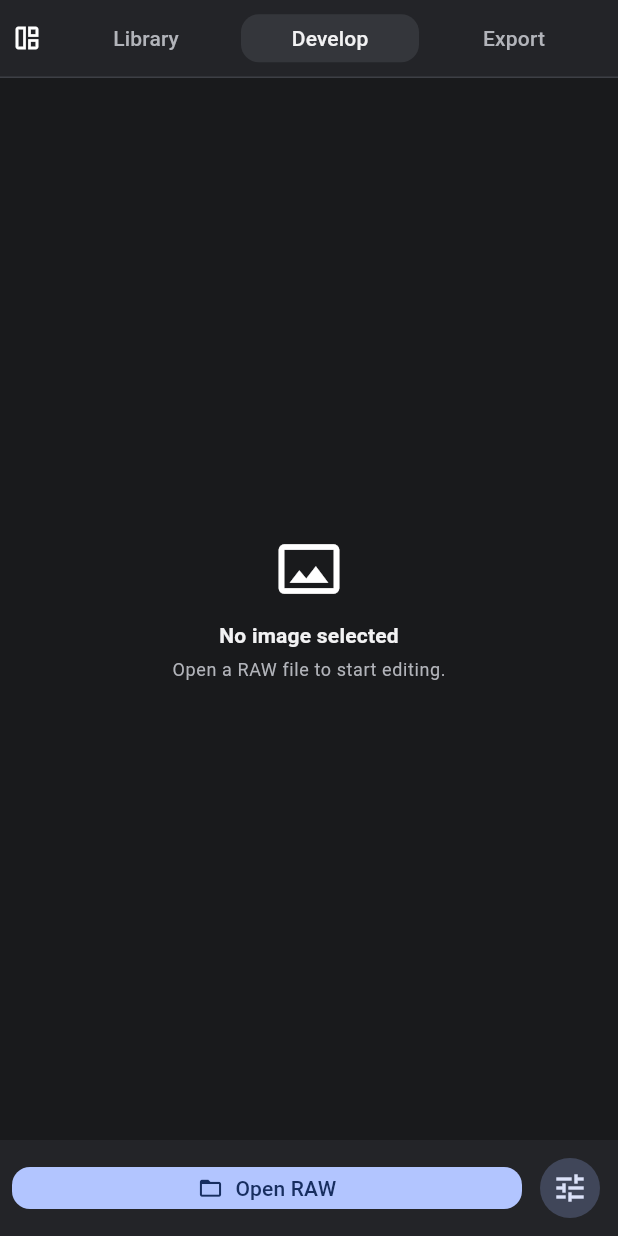
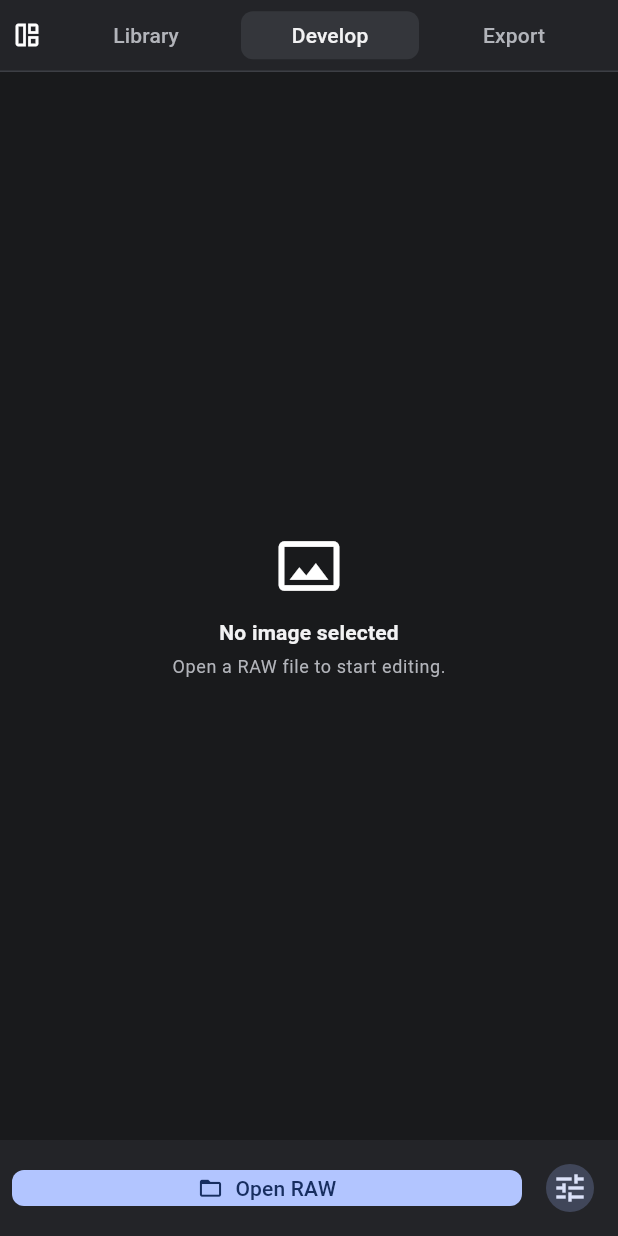
Before and after one commit to dexter-cnx/nixin, a Flutter app: the screen it shows after launch, on a phone screen of 412 x 824 dp. Run offline on Flutter 3.47's test engine with Material 3 defaults, Android fonts, the light colour scheme and no system bars; our stand-ins replace easy_localization, file_picker, flutter_riverpod, hive, hive_flutter; missing offline and left inert: dart:ffi; accounts and stored records are empty.

Commit message:
style: refine studio interaction tokens

```diff
--- a/lib/app/theme/studio_theme.dart
+++ b/lib/app/theme/studio_theme.dart
@@ -6,6 +6,8 @@ abstract final class StudioColors {
   static const surface = Color(0xFF2B2D31);
   static const surfaceHigh = Color(0xFF34363B);
   static const divider = Color(0xFF3D3F45);
+  static const focus = Color(0xFFB7C8FF);
+  static const hover = Color(0x143FFFFFFF);
   static const textPrimary = Color(0xFFF2F2F3);
   static const textSecondary = Color(0xFFB2B4BA);
   static const textDisabled = Color(0xFF71737A);
@@ -24,15 +26,20 @@ abstract final class StudioSpacing {
 }
 
 abstract final class StudioRadius {
-  static const sm = 8.0;
-  static const md = 12.0;
-  static const lg = 18.0;
+  static const sm = 6.0;
+  static const md = 8.0;
+  static const lg = 12.0;
+}
+
+abstract final class StudioDurations {
+  static const fast = Duration(milliseconds: 120);
+  static const medium = Duration(milliseconds: 180);
 }
 
 abstract final class StudioMetrics {
-  static const moduleBarHeight = 52.0;
-  static const statusBarHeight = 28.0;
-  static const compactToolbarHeight = 48.0;
+  static const moduleBarHeight = 48.0;
+  static const statusBarHeight = 26.0;
+  static const compactToolbarHeight = 44.0;
   static const compactControlHeight = 30.0;
   static const compactRowHeight = 30.0;
   static const filmstripHeight = 108.0;
@@ -48,12 +55,18 @@ abstract final class StudioTheme {
       surface: StudioColors.panel,
     );
 
+    final compactButtonShape = RoundedRectangleBorder(
+      borderRadius: BorderRadius.circular(StudioRadius.md),
+    );
+
     return ThemeData(
       brightness: Brightness.dark,
       useMaterial3: true,
       colorScheme: scheme,
       scaffoldBackgroundColor: StudioColors.workspace,
       dividerColor: StudioColors.divider,
+      focusColor: StudioColors.focus.withValues(alpha: 0.18),
+      hoverColor: StudioColors.hover,
       visualDensity: const VisualDensity(horizontal: -2, vertical: -2),
       textTheme: const TextTheme(
         titleMedium: TextStyle(
@@ -71,21 +84,42 @@ abstract final class StudioTheme {
       ),
       filledButtonTheme: FilledButtonThemeData(
         style: FilledButton.styleFrom(
-          minimumSize: const Size(0, 36),
-          shape: RoundedRectangleBorder(
-            borderRadius: BorderRadius.circular(StudioRadius.md),
-          ),
+          minimumSize: const Size(0, 32),
+          padding: const EdgeInsets.symmetric(horizontal: StudioSpacing.md),
+          shape: compactButtonShape,
         ),
       ),
       outlinedButtonTheme: OutlinedButtonThemeData(
         style: OutlinedButton.styleFrom(
-          minimumSize: const Size(0, 36),
-          shape: RoundedRectangleBorder(
-            borderRadius: BorderRadius.circular(StudioRadius.md),
-          ),
+          minimumSize: const Size(0, 32),
+          padding: const EdgeInsets.symmetric(horizontal: StudioSpacing.md),
+          side: const BorderSide(color: StudioColors.divider),
+          shape: compactButtonShape,
+        ),
+      ),
+      iconButtonTheme: IconButtonThemeData(
+        style: IconButton.styleFrom(
+          minimumSize: const Size.square(32),
+          padding: const EdgeInsets.all(StudioSpacing.xs),
+        ),
+      ),
+      inputDecorationTheme: InputDecorationTheme(
+        isDense: true,
+        filled: true,
+        fillColor: StudioColors.surface,
+        enabledBorder: OutlineInputBorder(
+          borderRadius: BorderRadius.circular(StudioRadius.sm),
+          borderSide: const BorderSide(color: StudioColors.divider),
+        ),
+        focusedBorder: OutlineInputBorder(
+          borderRadius: BorderRadius.circular(StudioRadius.sm),
+          borderSide: const BorderSide(color: StudioColors.focus),
         ),
       ),
       sliderTheme: const SliderThemeData(trackHeight: 2),
+      tooltipTheme: const TooltipThemeData(
+        waitDuration: StudioDurations.medium,
+      ),
     );
   }
 }
```
